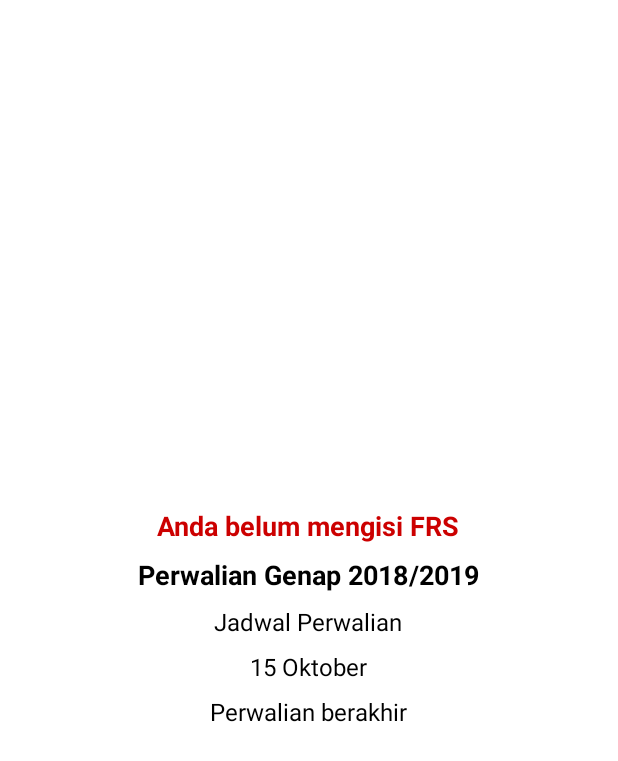
After one commit to luteh/KampusOnline, an Android app: the layout jatuh_tempo_dialog.xml on its own in the app's theme, with its tools: preview values and no code run, on a phone screen of 412 x 824 dp. The commit adds this screen. Shown: the top 761 px of the screen. Run offline under Robolectric (Android 15) with nearby library versions, the phone set to English and light mode, and no system bars.

Commit message:
add jatuh tempo frs layout

```diff
--- /dev/null
+++ b/app/src/main/res/layout/jatuh_tempo_dialog.xml
@@ -0,0 +1,53 @@
+<?xml version="1.0" encoding="utf-8"?>
+<LinearLayout xmlns:android="http://schemas.android.com/apk/res/android"
+    android:layout_width="match_parent"
+    android:layout_height="match_parent"
+    android:gravity="center"
+    android:orientation="vertical">
+
+    <TextView
+        android:id="@+id/tvBelumIsiFrs"
+        android:layout_width="wrap_content"
+        android:layout_height="wrap_content"
+        android:text="@string/label_belum_isi_frs"
+        android:textColor="@android:color/holo_red_dark"
+        android:textSize="@dimen/text_default"
+        android:textStyle="bold" />
+
+    <TextView
+        android:id="@+id/tvPerwalian"
+        android:layout_width="wrap_content"
+        android:layout_height="wrap_content"
+        android:layout_marginTop="@dimen/margin_default"
+        android:text="@string/label_perwalian"
+        android:textColor="@android:color/black"
+        android:textSize="@dimen/text_default"
+        android:textStyle="bold" />
+
+    <TextView
+        android:id="@+id/tvJadwalPerwalian"
+        android:layout_width="wrap_content"
+        android:layout_height="wrap_content"
+        android:layout_marginTop="@dimen/margin_default"
+        android:text="@string/label_jadwal_berwalian"
+        android:textColor="@android:color/black"
+        android:textSize="@dimen/text_default_16" />
+
+    <TextView
+        android:id="@+id/tvDatePerwalian"
+        android:layout_width="wrap_content"
+        android:layout_height="wrap_content"
+        android:layout_marginTop="@dimen/margin_default"
+        android:text="@string/label_date_perwalian"
+        android:textColor="@android:color/black"
+        android:textSize="@dimen/text_default_16" />
+
+    <TextView
+        android:id="@+id/tvFinishPerwalian"
+        android:layout_width="wrap_content"
+        android:layout_height="wrap_content"
+        android:layout_marginTop="@dimen/margin_default"
+        android:text="@string/label_finish_perwalian"
+        android:textColor="@android:color/black"
+        android:textSize="@dimen/text_default_16" />
+</LinearLayout>
--- a/app/src/main/res/values/strings.xml
+++ b/app/src/main/res/values/strings.xml
@@ -61,6 +61,11 @@
         <item>pdf/panduan_blog.pdf</item>
         <item>pdf/panduan_ikad.pdf</item>
     </string-array>
+    <string name="label_belum_isi_frs">Anda belum mengisi FRS</string>
+    <string name="label_perwalian">Perwalian Genap 2018/2019</string>
+    <string name="label_jadwal_berwalian">Jadwal Perwalian</string>
+    <string name="label_date_perwalian">15 Oktober</string>
+    <string name="label_finish_perwalian">Perwalian berakhir</string>
 
     <!--Hasil Studi-->
     <string name="title_hasil_studi_fragment">Hasil Studi</string>
```
